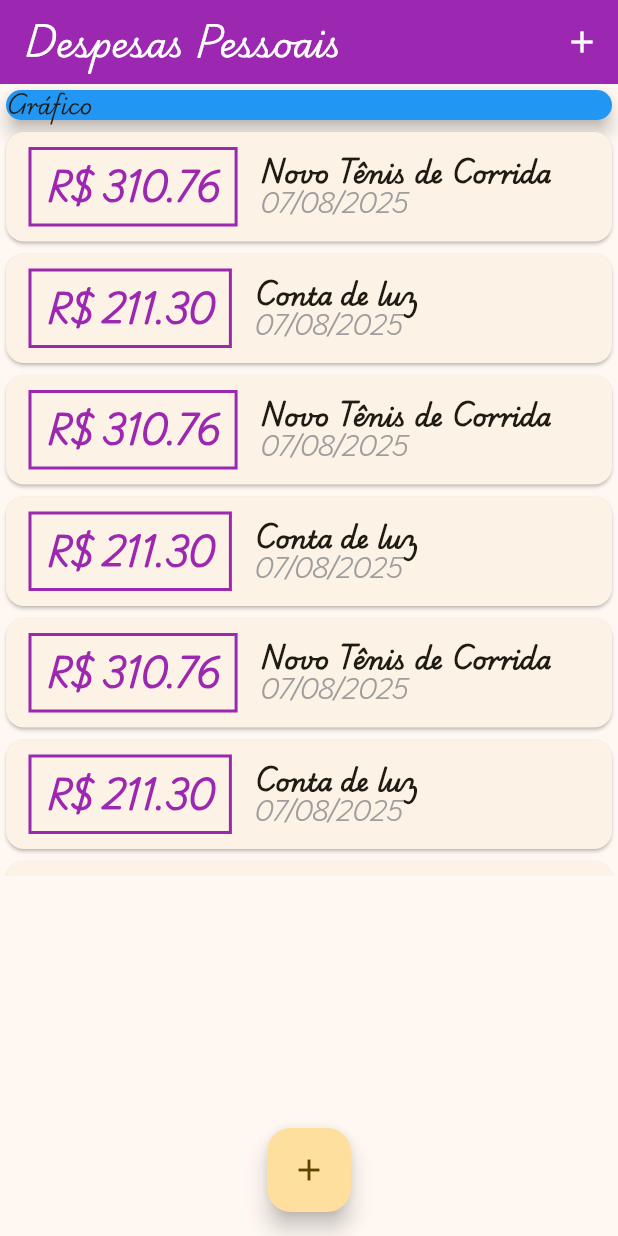
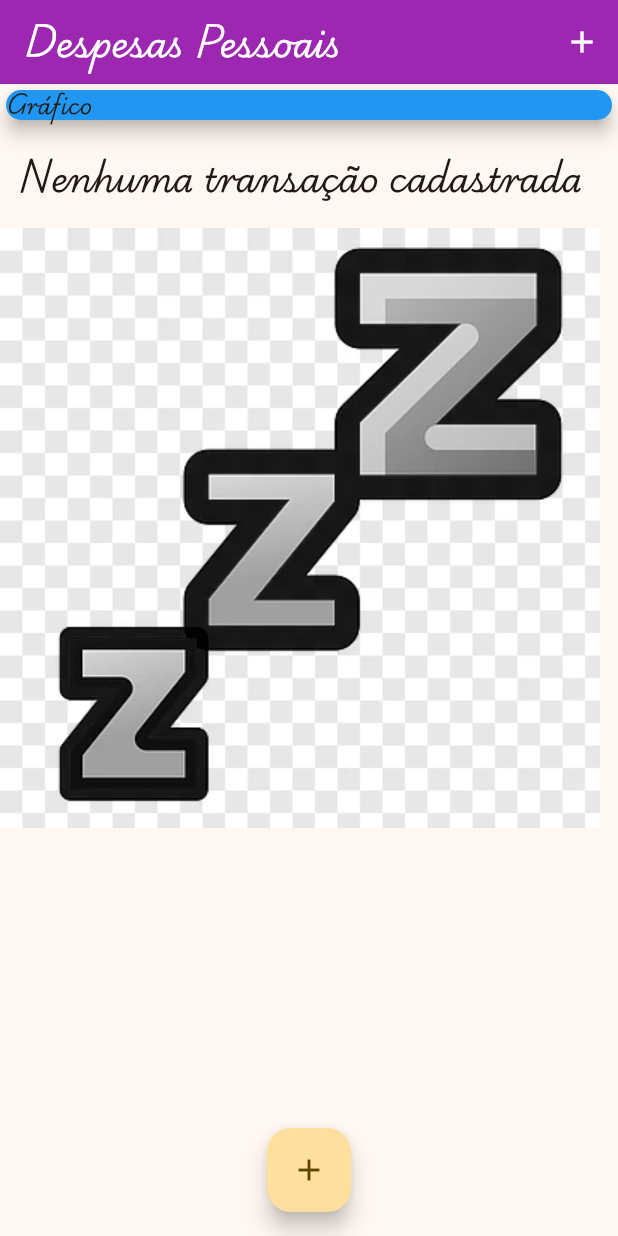
Before and after one commit to wagnerchimenez/expenses, a Flutter app: the screen it shows after launch, on a phone screen of 412 x 824 dp. Run offline on Flutter 3.47's test engine with Material 3 defaults, Android fonts, the phone set to English and light mode, and no system bars.

Commit message:
feat: Adicionando imagem

```diff
--- a/projects/expenses/lib/components/transaction_list.dart
+++ b/projects/expenses/lib/components/transaction_list.dart
@@ -11,7 +11,19 @@ class TransactionList extends StatelessWidget {
   Widget build(BuildContext context) {
     return SizedBox(
       height: 500,
-      child: ListView.builder(
+      child: transactions.isEmpty
+          ? Column(
+              children: <Widget>[
+                SizedBox(height: 20),
+                Text(
+                  'Nenhuma transação cadastrada',
+                  style: Theme.of(context).textTheme.titleLarge,
+                ),
+                SizedBox(height: 20),
+                Image.asset('assets/images/nothing.png', fit: BoxFit.cover),
+              ],
+            )
+          : ListView.builder(
               itemCount: transactions.length,
               itemBuilder: (context, index) {
                 final transaction = transactions[index];
@@ -20,7 +32,10 @@ class TransactionList extends StatelessWidget {
                   child: Row(
                     children: [
                       Container(
-                  margin: EdgeInsets.symmetric(horizontal: 15, vertical: 10),
+                        margin: EdgeInsets.symmetric(
+                          horizontal: 15,
+                          vertical: 10,
+                        ),
                         decoration: BoxDecoration(
                           border: Border.all(
                             color: Theme.of(context).colorScheme.primary,
--- a/projects/expenses/lib/main.dart
+++ b/projects/expenses/lib/main.dart
@@ -41,104 +41,7 @@ class MyHomePage extends StatefulWidget {
 }
 
 class _MyHomePageState extends State<MyHomePage> {
-  final _transactions = [
-    Transaction(
-      id: 't1',
-      title: 'Novo Tênis de Corrida',
-      value: 310.76,
-      date: DateTime.now(),
-    ),
-    Transaction(
-      id: 't2',
-      title: 'Conta de luz',
-      value: 211.30,
-      date: DateTime.now(),
-    ),
-    Transaction(
-      id: 't1',
-      title: 'Novo Tênis de Corrida',
-      value: 310.76,
-      date: DateTime.now(),
-    ),
-    Transaction(
-      id: 't2',
-      title: 'Conta de luz',
-      value: 211.30,
-      date: DateTime.now(),
-    ),
-    Transaction(
-      id: 't1',
-      title: 'Novo Tênis de Corrida',
-      value: 310.76,
-      date: DateTime.now(),
-    ),
-    Transaction(
-      id: 't2',
-      title: 'Conta de luz',
-      value: 211.30,
-      date: DateTime.now(),
-    ),
-    Transaction(
-      id: 't1',
-      title: 'Novo Tênis de Corrida',
-      value: 310.76,
-      date: DateTime.now(),
-    ),
-    Transaction(
-      id: 't2',
-      title: 'Conta de luz',
-      value: 211.30,
-      date: DateTime.now(),
-    ),
-    Transaction(
-      id: 't1',
-      title: 'Novo Tênis de Corrida',
-      value: 310.76,
-      date: DateTime.now(),
-    ),
-    Transaction(
-      id: 't2',
-      title: 'Conta de luz',
-      value: 211.30,
-      date: DateTime.now(),
-    ),
-    Transaction(
-      id: 't1',
-      title: 'Novo Tênis de Corrida',
-      value: 310.76,
-      date: DateTime.now(),
-    ),
-    Transaction(
-      id: 't2',
-      title: 'Conta de luz',
-      value: 211.30,
-      date: DateTime.now(),
-    ),
-    Transaction(
-      id: 't1',
-      title: 'Novo Tênis de Corrida',
-      value: 310.76,
-      date: DateTime.now(),
-    ),
-    Transaction(
-      id: 't2',
-      title: 'Conta de luz',
-      value: 211.30,
-      date: DateTime.now(),
-    ),
-    Transaction(
-      id: 't1',
-      title: 'Novo Tênis de Corrida',
-      value: 310.76,
-      date: DateTime.now(),
-    ),
-    Transaction(
-      id: 't2',
-      title: 'Conta de luz',
-      value: 211.30,
-      date: DateTime.now(),
-    ),
-  ];
+  final List<Transaction> _transactions = [];
 
   void _addTransaction(String title, double value) {
     final transaction = Transaction(
--- a/projects/expenses/pubspec.yaml
+++ b/projects/expenses/pubspec.yaml
@@ -59,8 +59,8 @@ flutter:
   uses-material-design: true
 
   # To add assets to your application, add an assets section, like this:
-  # assets:
-  #   - images/a_dot_burr.jpeg
+  assets:
+    - assets/images/nothing.png
   #   - images/a_dot_ham.jpeg
 
   # An image asset can refer to one or more resolution-specific "variants", see
```
Also changed, not shown: projects/expenses/assets/images/nothing.png (added). Lines whose indentation alone changed are shown as unchanged.
